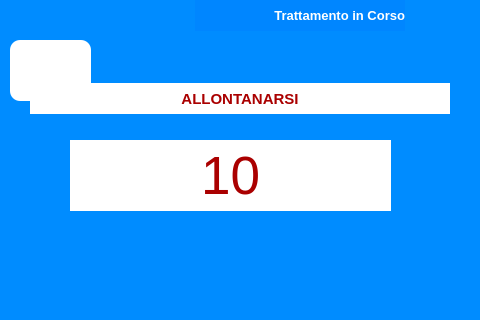
Above: view/timer_window.ui from ISacchitella/MicroOne_v1.1 before the change. Below: the same form after it.
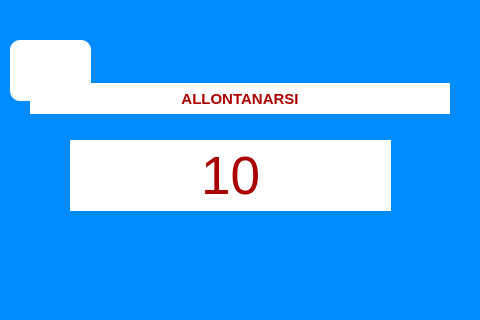
That is the form after the change. Icons and pictures are not drawn.

```diff
--- a/view/timer_window.ui
+++ b/view/timer_window.ui
@@ -180,35 +180,6 @@
     <string/>
    </property>
   </widget>
-  <widget class="QLabel" name="label">
-   <property name="geometry">
-    <rect>
-     <x>195</x>
-     <y>0</y>
-     <width>210</width>
-     <height>31</height>
-    </rect>
-   </property>
-   <property name="font">
-    <font>
-     <family>Segoe UI</family>
-     <pointsize>10</pointsize>
-     <weight>75</weight>
-     <bold>true</bold>
-    </font>
-   </property>
-   <property name="styleSheet">
-    <string notr="true">background-color: rgb(0, 134, 255);
-
-color: rgb(255, 255, 255);</string>
-   </property>
-   <property name="text">
-    <string>Trattamento in Corso</string>
-   </property>
-   <property name="alignment">
-    <set>Qt::AlignRight|Qt::AlignTrailing|Qt::AlignVCenter</set>
-   </property>
-  </widget>
   <zorder>download_btn</zorder>
   <zorder>label_5</zorder>
   <zorder>description_label</zorder>
```
Left out of the diff: 10 changed lines with no effect on the pictures.
